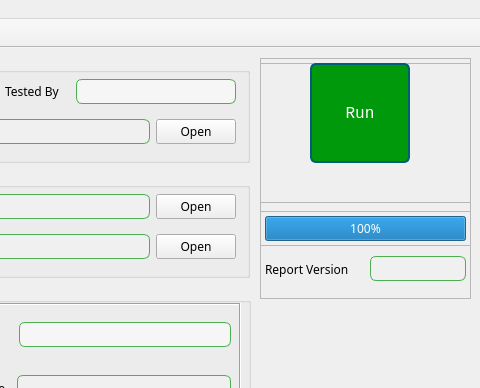
Sandman6z/battery-analysis, file src/battery_analysis/ui/resources/ui_battery_analysis.ui: the form before one commit; both pictures show x 490 to 970 and y 0 to 388 of the 970 by 885 pixel window.
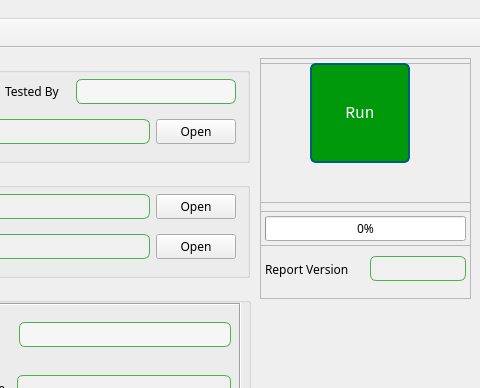
The form after the commit. Icons and pictures are not drawn.

Commit message:
feat(界面): 添加弹出式进度条并优化界面布局
添加新的ProgressDialog类实现长时间任务的进度显示
重构主窗口进度更新逻辑，支持嵌入式进度条和弹出式进度条
调整UI文件中的工具栏位置和字体设置
更新配置文件中的路径设置

The edit to the form file:
```diff
--- a/src/battery_analysis/ui/resources/ui_battery_analysis.ui
+++ b/src/battery_analysis/ui/resources/ui_battery_analysis.ui
@@ -2470,7 +2470,7 @@
           <bool>false</bool>
          </property>
          <property name="value">
-          <number>100</number>
+          <number>0</number>
          </property>
          <property name="alignment">
           <set>Qt::AlignmentFlag::AlignCenter</set>
```
Left out of the diff: 78 changed lines with no effect on the pictures. The commit also changes 3 other files.
